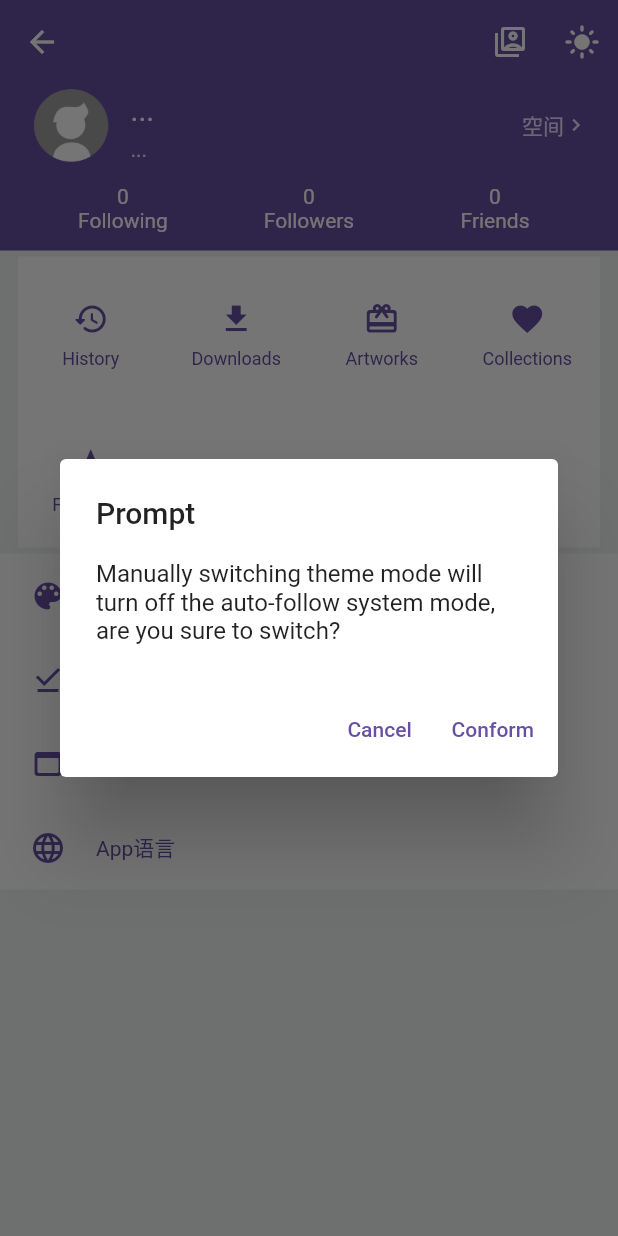
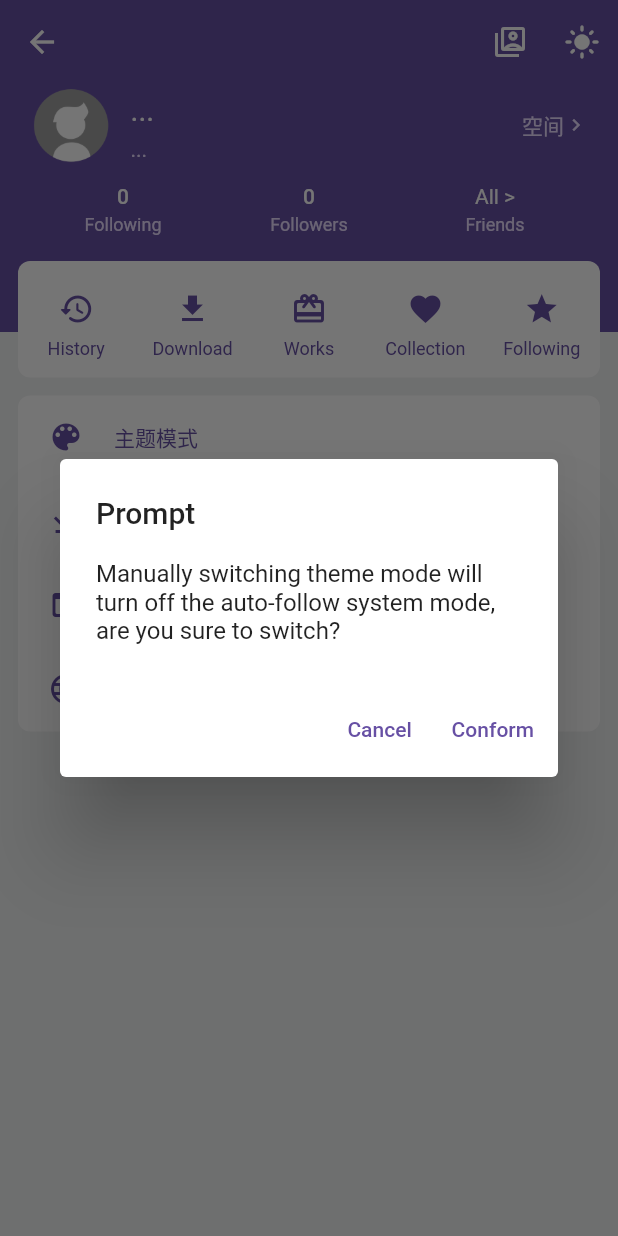
Before and after one commit to kerrinz/pixiv-artvier, a Flutter app: the ProfileTabPage screen opened directly, after a tap on the "light mode" icon, on a phone screen of 412 x 824 dp. Run offline on Flutter 3.47's test engine with Material 2 defaults, Android fonts, the phone set to English and light mode, and no system bars; our stand-ins replace cached_network_image, date_format, dio, extended_nested_scroll_view, fluttertoast, image_gallery_saver and 5 more; accounts and stored records are empty; network calls fail; statements that could not run were skipped.

Commit message:
feat & fix: update profile page UI, fix some navigator route

```diff
--- a/l10n-arb/intl_CN.arb
+++ b/l10n-arb/intl_CN.arb
@@ -126,8 +126,8 @@
     "placeholders_order": [],
     "placeholders": {}
   },
-  "artworks": "作品",
-  "@artworks": {
+  "works": "作品",
+  "@works": {
     "description": "Function group item. My created artwork",
     "type": "text",
     "placeholders_order": [],
--- a/l10n-arb/intl_messages.arb
+++ b/l10n-arb/intl_messages.arb
@@ -1,5 +1,5 @@
 {
-  "@@last_modified": "2022-09-14T19:15:57.674636",
+  "@@last_modified": "2022-09-16T14:41:17.688033",
   "doubleBackToExitPrompt": "Double back to confirm exit.",
   "@doubleBackToExitPrompt": {
     "description": "Prompt when click back on main page",
@@ -126,8 +126,8 @@
     "placeholders_order": [],
     "placeholders": {}
   },
-  "artworks": "Artworks",
-  "@artworks": {
+  "works": "Works",
+  "@works": {
     "description": "Function group item. My created artwork",
     "type": "text",
     "placeholders_order": [],
--- a/lib/l10n/localization_intl.dart
+++ b/lib/l10n/localization_intl.dart
@@ -40,10 +40,10 @@ class LocalizationIntl {
   String get followers => Intl.message('Followers', name: 'followers', desc: 'Show number of followers');
   String get friends => Intl.message('Friends', name: 'friends', desc: 'Show number of friends(好P友)');
   String get history => Intl.message('History', name: 'history', desc: 'Function group item');
-  String get downloads => Intl.message('Downloads', name: 'downloads', desc: 'Name of button in function group');
-  String get artworks => Intl.message('Artworks', name: 'artworks', desc: 'Function group item. My created artwork');
+  String get downloads => Intl.message('Download', name: 'downloads', desc: 'Name of button in function group');
+  String get works => Intl.message('Works', name: 'works', desc: 'Function group item. My created artwork');
   String get collections =>
-      Intl.message('Collections', name: 'collections', desc: 'Function group item. User favorite works');
+      Intl.message('Collection', name: 'collections', desc: 'Function group item. User favorite works');
   String get markers => Intl.message('Markers', name: 'markers', desc: 'Function group item. Same as novel bookmark');
   String get submitWork => Intl.message('Submit Work', name: 'submitWork', desc: 'Submit new works');
   String get switchAccount => Intl.message('Switch account', name: 'switchAccount', desc: 'A preference item');
--- a/lib/l10n/messages_CN.dart
+++ b/lib/l10n/messages_CN.dart
@@ -21,7 +21,6 @@ class MessageLookup extends MessageLookupByLibrary {
 
   final messages = _notInlinedMessages(_notInlinedMessages);
   static Map<String, Function> _notInlinedMessages(_) => <String, Function> {
-    "artworks" : MessageLookupByLibrary.simpleMessage("作品"),
     "collections" : MessageLookupByLibrary.simpleMessage("收藏"),
     "dailyRankings" : MessageLookupByLibrary.simpleMessage("每日排行"),
     "doubleBackToExitPrompt" : MessageLookupByLibrary.simpleMessage("连续返回两次退出程序"),
@@ -51,6 +50,7 @@ class MessageLookup extends MessageLookupByLibrary {
     "switchAccount" : MessageLookupByLibrary.simpleMessage("切换账户"),
     "themeModePromptContent" : MessageLookupByLibrary.simpleMessage("手动切换主题模式将关闭自动跟随系统，确定切换吗？"),
     "themeSettings" : MessageLookupByLibrary.simpleMessage("主题设置"),
-    "viewMore" : MessageLookupByLibrary.simpleMessage("查看更多")
+    "viewMore" : MessageLookupByLibrary.simpleMessage("查看更多"),
+    "works" : MessageLookupByLibrary.simpleMessage("作品")
   };
 }
--- a/lib/l10n/messages_messages.dart
+++ b/lib/l10n/messages_messages.dart
@@ -21,7 +21,6 @@ class MessageLookup extends MessageLookupByLibrary {
 
   final messages = _notInlinedMessages(_notInlinedMessages);
   static Map<String, Function> _notInlinedMessages(_) => <String, Function> {
-    "artworks" : MessageLookupByLibrary.simpleMessage("Artworks"),
     "collections" : MessageLookupByLibrary.simpleMessage("Collections"),
     "dailyRankings" : MessageLookupByLibrary.simpleMessage("Daily Rankings"),
     "doubleBackToExitPrompt" : MessageLookupByLibrary.simpleMessage("Double back to confirm exit."),
@@ -51,6 +50,7 @@ class MessageLookup extends MessageLookupByLibrary {
     "switchAccount" : MessageLookupByLibrary.simpleMessage("Switch account"),
     "themeModePromptContent" : MessageLookupByLibrary.simpleMessage("Manually switching theme mode will turn off the auto-follow system mode, are you sure to switch?"),
     "themeSettings" : MessageLookupByLibrary.simpleMessage("Theme settings"),
-    "viewMore" : MessageLookupByLibrary.simpleMessage("View more")
+    "viewMore" : MessageLookupByLibrary.simpleMessage("View more"),
+    "works" : MessageLookupByLibrary.simpleMessage("Works")
   };
 }
--- a/lib/pages/illust/download_manage/download_manage_page.dart
+++ b/lib/pages/illust/download_manage/download_manage_page.dart
@@ -60,7 +60,7 @@ class DownloadManagePageState extends State<DownloadManagePage> with TickerProvi
                   IconButton(
                     icon: const Icon(Icons.settings),
                     onPressed: () {
-                      Navigator.pushNamed(context, "setting_download");
+                      Navigator.pushNamed(context, RouteNames.downloadSettings.name);
                     },
                     tooltip: "下载设置",
                   ),
--- a/lib/pages/login/login_wizard_page.dart
+++ b/lib/pages/login/login_wizard_page.dart
@@ -47,7 +47,7 @@ class LoginWizardPage extends StatelessWidget {
               ),
               clipBehavior: Clip.antiAlias,
               child: InkWell(
-                onTap: () => Navigator.pushNamed(context, "login_web"),
+                onTap: () => Navigator.pushNamed(context, RouteNames.loginWeb.name),
                 child: Padding(
                   padding: const EdgeInsets.symmetric(horizontal: 20.0, vertical: 10.0),
                   child: Text(
--- a/lib/pages/main_navigation.dart
+++ b/lib/pages/main_navigation.dart
@@ -23,7 +23,7 @@ class MainNavigationState extends State<MainNavigation> {
     const HomePage(),
     const SearchTabPage(),
     const NewArtworksTabPage(),
-    const ProfileTabPage(),
+    ProfileTabPage(),
   ];
   final PageController _pageController = PageController();
   DateTime? _lastPressedBack; // 上次点击返回的时间
@@ -45,6 +45,7 @@ class MainNavigationState extends State<MainNavigation> {
       },
       child: Scaffold(
         body: PageView.builder(
+          physics: const NeverScrollableScrollPhysics(),
           onPageChanged: (int index) {
             setState(() {
               _currentIndex = index;
--- a/lib/pages/main_navigation_tab_page/profile/profile_tabpage.dart
+++ b/lib/pages/main_navigation_tab_page/profile/profile_tabpage.dart
@@ -1,13 +1,16 @@
 import 'package:cached_network_image/cached_network_image.dart';
 import 'package:flutter/material.dart';
 import 'package:fluttertoast/fluttertoast.dart';
+import 'package:pixgem/api_app/api_user.dart';
 import 'package:pixgem/common_provider/global_provider.dart';
+import 'package:pixgem/component/base_provider_widget.dart';
 import 'package:pixgem/component/perference/preferences_navigator_item.dart';
 import 'package:pixgem/config/constants.dart';
 import 'package:pixgem/l10n/localization_intl.dart';
 import 'package:pixgem/model_response/user/preload_user_least_info.dart';
 import 'package:pixgem/model_store/account_profile.dart';
 import 'package:pixgem/pages/main_navigation_tab_page/profile/models.dart';
+import 'package:pixgem/pages/main_navigation_tab_page/profile/provider.dart';
 import 'package:pixgem/routes.dart';
 import 'package:pixgem/store/account_store.dart';
 import 'package:pixgem/store/global.dart';
@@ -20,7 +23,7 @@ class ProfileTabPage extends StatelessWidget {
     (context) => IconButtonModel(
           LocalizationIntl.of(context).history,
           Icon(Icons.history_rounded, color: Theme.of(context).colorScheme.primary),
-          RouteNames.mainNavigation.name,
+          RouteNames.history.name,
           null,
         ),
     (context) => IconButtonModel(
@@ -30,7 +33,7 @@ class ProfileTabPage extends StatelessWidget {
           null,
         ),
     (context) => IconButtonModel(
-          LocalizationIntl.of(context).artworks,
+          LocalizationIntl.of(context).works,
           Icon(Icons.card_giftcard_rounded, color: Theme.of(context).colorScheme.primary),
           "",
           null,
@@ -39,13 +42,13 @@ class ProfileTabPage extends StatelessWidget {
           LocalizationIntl.of(context).collections,
           Icon(Icons.favorite, color: Theme.of(context).colorScheme.primary),
           RouteNames.myBookmarks.name,
-          null,
+          GlobalStore.currentAccount?.user.id,
         ),
     (context) => IconButtonModel(
           LocalizationIntl.of(context).following,
           Icon(Icons.star, color: Theme.of(context).colorScheme.primary),
           RouteNames.userFollowing.name,
-          null,
+          GlobalStore.currentAccount?.user.id,
         ),
   ];
 
@@ -53,7 +56,7 @@ class ProfileTabPage extends StatelessWidget {
   Widget build(BuildContext context) {
     readProfile();
     return Scaffold(
-      backgroundColor: Theme.of(context).colorScheme.background,
+      backgroundColor: Theme.of(context).backgroundColor,
       appBar: AppBar(
         automaticallyImplyLeading: true,
         shadowColor: Colors.transparent,
@@ -107,7 +110,7 @@ class ProfileTabPage extends StatelessWidget {
         ],
       ),
       body: SingleChildScrollView(
-        physics: const AlwaysScrollableScrollPhysics(parent: BouncingScrollPhysics()),
+        physics: const NeverScrollableScrollPhysics(parent: BouncingScrollPhysics()),
         child: Container(
           // 这样解决了内容不足以支撑全屏时，滑动回弹不会回到原位的问题
           constraints: BoxConstraints(
@@ -121,42 +124,31 @@ class ProfileTabPage extends StatelessWidget {
               Container(child: _buildUserInfoContainer(context)),
               // 功能卡片
               Container(
-                color: Theme.of(context).colorScheme.surface,
-                margin: const EdgeInsets.symmetric(horizontal: 12.0, vertical: 4.0),
-                child: GridView.builder(
-                  controller: ScrollController(keepScrollOffset: false),
-                  shrinkWrap: true,
-                  padding: EdgeInsets.zero,
-                  gridDelegate: const SliverGridDelegateWithFixedCrossAxisCount(
-                    crossAxisCount: 4,
-                  ),
-                  itemCount: 5,
-                  itemBuilder: (BuildContext context, int index) {
-                    IconButtonModelBuilder builder = _iconButtonBuilders[index];
-                    return GestureDetector(
-                      onTap: () {
-                        Navigator.pushNamed(context, builder(context).routeName, arguments: builder(context).argument);
-                      },
-                      child: Column(
-                        mainAxisAlignment: MainAxisAlignment.center,
-                        crossAxisAlignment: CrossAxisAlignment.center,
-                        children: [
-                          Padding(
-                            padding: const EdgeInsets.all(8.0),
-                            child: builder(context).icon,
-                          ),
-                          Text(
-                            builder(context).text,
-                            style: TextStyle(fontSize: 12, color: Theme.of(context).colorScheme.primary),
-                          ),
+                decoration: BoxDecoration(
+                  gradient: LinearGradient(
+                    colors: [
+                      Theme.of(context).primaryColor,
+                      Theme.of(context).primaryColor,
+                      Theme.of(context).backgroundColor,
+                      Theme.of(context).backgroundColor,
                     ],
-                      ),
-                    );
-                  },
+                    stops: const [0, 0.6, 0.6, 1],
+                    begin: Alignment.topCenter,
+                    end: Alignment.bottomCenter,
                   ),
                 ),
-              // 设置项列表
-              Builder(builder: (context) {
+                child: _buildFunctionCardContianer(context),
+              ),
+              Column(
+                children: [
+                  // 快捷设置项
+                  Container(
+                    margin: const EdgeInsets.symmetric(horizontal: 12.0, vertical: 8.0),
+                    decoration: BoxDecoration(
+                      borderRadius: BorderRadius.circular(8.0),
+                      color: Theme.of(context).colorScheme.surface,
+                    ),
+                    child: Builder(builder: (context) {
                       List<PreferencesNavigatorItem> preferencesItems = [
                         PreferencesNavigatorItem(
                             icon: Icon(Icons.color_lens, color: Theme.of(context).colorScheme.primary),
@@ -175,13 +167,13 @@ class ProfileTabPage extends StatelessWidget {
                             text: "App语言",
                             routeName: RouteNames.languageSettings.name),
                       ];
-                return Container(
-                  color: Theme.of(context).colorScheme.surface,
-                  child: Column(
+                      return Column(
                         children: preferencesItems,
-                  ),
                       );
                     }),
+                  ),
+                ],
+              ),
             ],
           ),
         ),
@@ -189,7 +181,6 @@ class ProfileTabPage extends StatelessWidget {
     );
   }
 
-  // 我的信息栏
   Widget _buildUserInfoContainer(BuildContext context) {
     Color secondTextColor = Theme.of(context).colorScheme.primaryContainer;
     return GestureDetector(
@@ -268,51 +259,102 @@ class ProfileTabPage extends StatelessWidget {
                 Icon(Icons.keyboard_arrow_right, size: 16, color: Theme.of(context).colorScheme.primaryContainer),
               ],
             ),
-            Row(
+            Padding(
+              padding: const EdgeInsets.symmetric(vertical: 8.0),
+              child: ProviderWidget<ProfileProvider>(
+                builder: (BuildContext context, ProfileProvider provider, Widget? child) {
+                  TextStyle numTextStyle = TextStyle(
+                      fontSize: 14, fontWeight: FontWeight.w500, color: Theme.of(context).colorScheme.onPrimary);
+                  TextStyle secondTextStyle =
+                      TextStyle(fontSize: 12, height: 1.6, color: Theme.of(context).colorScheme.primaryContainer);
+                  return Row(
                     children: [
                       Expanded(
                         flex: 1,
                         child: Padding(
-                    padding: const EdgeInsets.all(12.0),
+                          padding: const EdgeInsets.symmetric(vertical: 4.0),
                           child: Column(
                             children: [
-                        Text("0", style: TextStyle(color: Theme.of(context).colorScheme.onPrimary)),
-                        Text(
-                          LocalizationIntl.of(context).following,
-                          style: TextStyle(color: Theme.of(context).colorScheme.onPrimary),
-                        ),
+                              Text(provider.following.toString(), style: numTextStyle),
+                              Text(LocalizationIntl.of(context).following, style: secondTextStyle),
                             ],
                           ),
                         ),
                       ),
                       Expanded(
                         flex: 1,
+                        child: Padding(
+                          padding: const EdgeInsets.symmetric(vertical: 4.0),
                           child: Column(
                             children: [
-                      Text("0", style: TextStyle(color: Theme.of(context).colorScheme.onPrimary)),
-                      Text(
-                        LocalizationIntl.of(context).followers,
-                        style: TextStyle(color: Theme.of(context).colorScheme.onPrimary),
+                              Text(provider.followers.toString(), style: numTextStyle),
+                              Text(LocalizationIntl.of(context).followers, style: secondTextStyle),
+                            ],
+                          ),
+                        ),
+                      ),
+                      Expanded(
+                        flex: 1,
+                        child: Padding(
+                          padding: const EdgeInsets.symmetric(vertical: 4.0),
+                          child: Column(
+                            children: [
+                              Text("All >", style: numTextStyle.copyWith(fontWeight: FontWeight.normal)),
+                              Text(LocalizationIntl.of(context).friends, style: secondTextStyle),
+                            ],
+                          ),
+                        ),
+                      ),
+                    ],
+                  );
+                },
+                model: ProfileProvider(),
+              ),
             ),
           ],
         ),
       ),
-                Expanded(
-                  flex: 1,
+    );
+  }
+
+  // 功能卡片
+  Widget _buildFunctionCardContianer(BuildContext context) {
+    return Container(
+      decoration: BoxDecoration(
+        borderRadius: BorderRadius.circular(8),
+        color: Theme.of(context).colorScheme.surface,
+      ),
+      margin: const EdgeInsets.symmetric(horizontal: 12.0, vertical: 4.0),
+      child: GridView.builder(
+        controller: ScrollController(keepScrollOffset: false),
+        shrinkWrap: true,
+        padding: EdgeInsets.zero,
+        gridDelegate: const SliverGridDelegateWithFixedCrossAxisCount(
+          crossAxisCount: 5,
+        ),
+        itemCount: 5,
+        itemBuilder: (BuildContext context, int index) {
+          IconButtonModelBuilder builder = _iconButtonBuilders[index];
+          return GestureDetector(
+            onTap: () {
+              Navigator.pushNamed(context, builder(context).routeName, arguments: builder(context).argument);
+            },
             child: Column(
+              mainAxisAlignment: MainAxisAlignment.center,
+              crossAxisAlignment: CrossAxisAlignment.center,
               children: [
-                      Text("0", style: TextStyle(color: Theme.of(context).colorScheme.onPrimary)),
+                Padding(
+                  padding: const EdgeInsets.all(8.0),
+                  child: builder(context).icon,
+                ),
                 Text(
-                        LocalizationIntl.of(context).friends,
-                        style: TextStyle(color: Theme.of(context).colorScheme.onPrimary),
+                  builder(context).text,
+                  style: TextStyle(fontSize: 12, color: Theme.of(context).colorScheme.primary),
                 ),
               ],
             ),
-                ),
-              ],
-            ),
-          ],
-        ),
+          );
+        },
       ),
     );
   }
@@ -325,5 +367,6 @@ class ProfileTabPage extends StatelessWidget {
     } else {
       Fluttertoast.showToast(msg: "加载失败!", toastLength: Toast.LENGTH_SHORT, fontSize: 16.0);
     }
+    ApiUser().getUserDetail(userId: profile?.user.id).then((value) => null);
   }
 }
--- /dev/null
+++ b/lib/pages/main_navigation_tab_page/profile/provider.dart
@@ -0,0 +1,16 @@
+import 'package:flutter/widgets.dart';
+
+class ProfileProvider with ChangeNotifier {
+  int followers = 0;
+  int following = 0;
+
+  set setFollowers(int n) {
+    followers = n;
+    notifyListeners();
+  }
+
+  set setFollowing(int n) {
+    following = n;
+    notifyListeners();
+  }
+}
--- a/lib/pages/user/bookmark/my_bookmarks.dart
+++ b/lib/pages/user/bookmark/my_bookmarks.dart
@@ -5,6 +5,7 @@ import 'package:pixgem/component/illusts_grid_tabpage.dart';
 import 'package:pixgem/model_response/illusts/common_illust_list.dart';
 import 'package:pixgem/api_app/api_base.dart';
 import 'package:pixgem/api_app/api_user.dart';
+import 'package:pixgem/routes.dart';
 
 class MyBookmarksPage extends StatefulWidget {
   late final String? userId;
@@ -93,7 +94,7 @@ class _MyBookmarksState extends State<MyBookmarksPage> with TickerProviderStateM
     super.initState();
     // 未登录拦截
     if (widget.userId == null) {
-      Navigator.pushNamed(context, "login_wizard");
+      Navigator.pushNamed(context, RouteNames.wizard.name);
     }
     _tabController = TabController(initialIndex: 0, length: _tabs.length, vsync: this);
   }
--- a/lib/pages/user/user_detail/user_detail_page.dart
+++ b/lib/pages/user/user_detail/user_detail_page.dart
@@ -67,7 +67,7 @@ class _UserDetailState extends State<UserDetailPage> with TickerProviderStateMix
                 expandedHeight: coverHeight + 100,
                 collapsedHeight: kToolbarHeight,
                 // title: Text(widget.leastInfo.name),
-                backgroundColor: Theme.of(context).bottomAppBarColor, // 与TabBar背景色一致
+                backgroundColor: Theme.of(context).colorScheme.surface, // 与TabBar背景色一致
                 shadowColor: Colors.transparent,
                 flexibleSpace: FlexibleSpaceBar(
                   background: Stack(
@@ -223,6 +223,9 @@ class _UserDetailState extends State<UserDetailPage> with TickerProviderStateMix
                 pinned: true,
                 delegate: TabBarDelegate(
                   child: TabBar(
+                    labelColor: Theme.of(context).primaryColor,
+                    indicatorColor: Theme.of(context).primaryColor,
+                    unselectedLabelColor: Theme.of(context).colorScheme.onSurface,
                     controller: _tabController,
                     indicatorSize: TabBarIndicatorSize.label,
                     isScrollable: false,
```
Also changed, not shown: 2 other files. Lines whose indentation alone changed are shown as unchanged.
